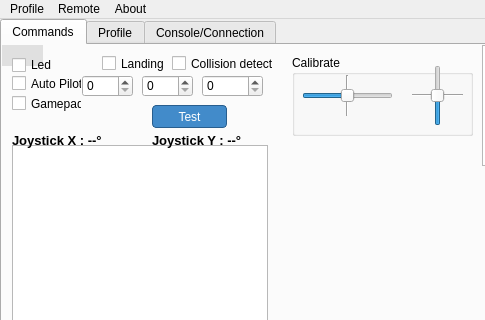
This is dgipydrone.ui in DGIProject/DGIPyDrOneQt as Qt 5 draws it before an edit; both pictures show x 0 to 485 and y 0 to 320 of the 958 by 460 pixel window. The edited form follows.
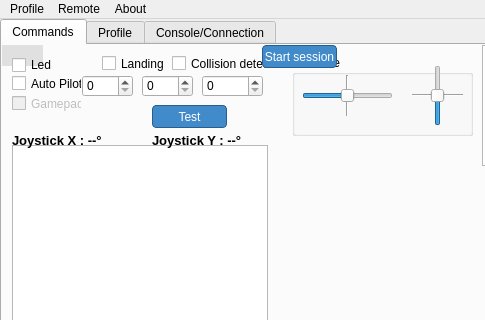
This is the edited form.

What changed in the file:
```diff
--- a/dgipydrone.ui
+++ b/dgipydrone.ui
@@ -70,6 +70,9 @@
       <property name="styleSheet">
        <string notr="true"/>
       </property>
+      <property name="maximum">
+       <number>100</number>
+      </property>
       <property name="orientation">
        <enum>Qt::Vertical</enum>
       </property>
@@ -543,6 +546,9 @@
       </property>
      </widget>
      <widget class="QCheckBox" name="checkGamepad">
+      <property name="enabled">
+       <bool>false</bool>
+      </property>
       <property name="geometry">
        <rect>
         <x>10</x>
@@ -622,6 +628,25 @@
        <string>Test</string>
       </property>
      </widget>
+     <widget class="QPushButton" name="buttonStartSession">
+      <property name="geometry">
+       <rect>
+        <x>260</x>
+        <y>0</y>
+        <width>75</width>
+        <height>23</height>
+       </rect>
+      </property>
+      <property name="text">
+       <string>Start session</string>
+      </property>
+      <property name="checkable">
+       <bool>true</bool>
+      </property>
+      <property name="checked">
+       <bool>false</bool>
+      </property>
+     </widget>
      <zorder>throttleSlider</zorder>
      <zorder>joystickView</zorder>
      <zorder>joystickXInformation</zorder>
@@ -653,6 +678,7 @@
      <zorder>temperatureLabel</zorder>
      <zorder>humidityLabel</zorder>
      <zorder>buttonTest</zorder>
+     <zorder>buttonStartSession</zorder>
     </widget>
     <widget class="QWidget" name="tab_2">
      <attribute name="title">
```
